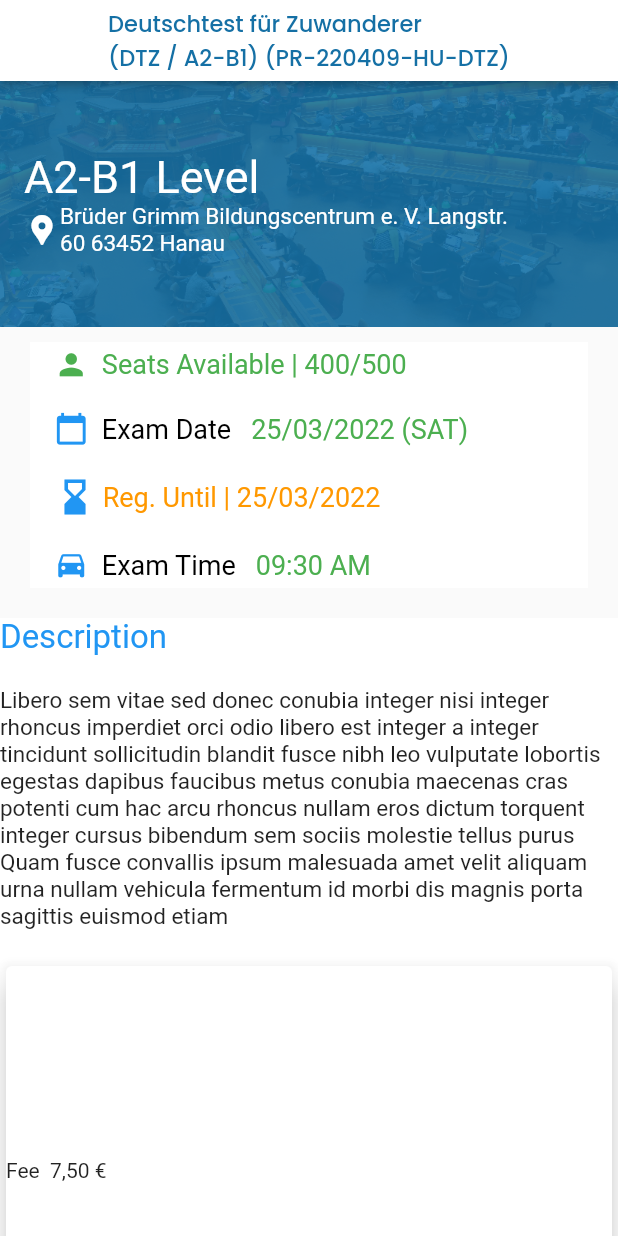
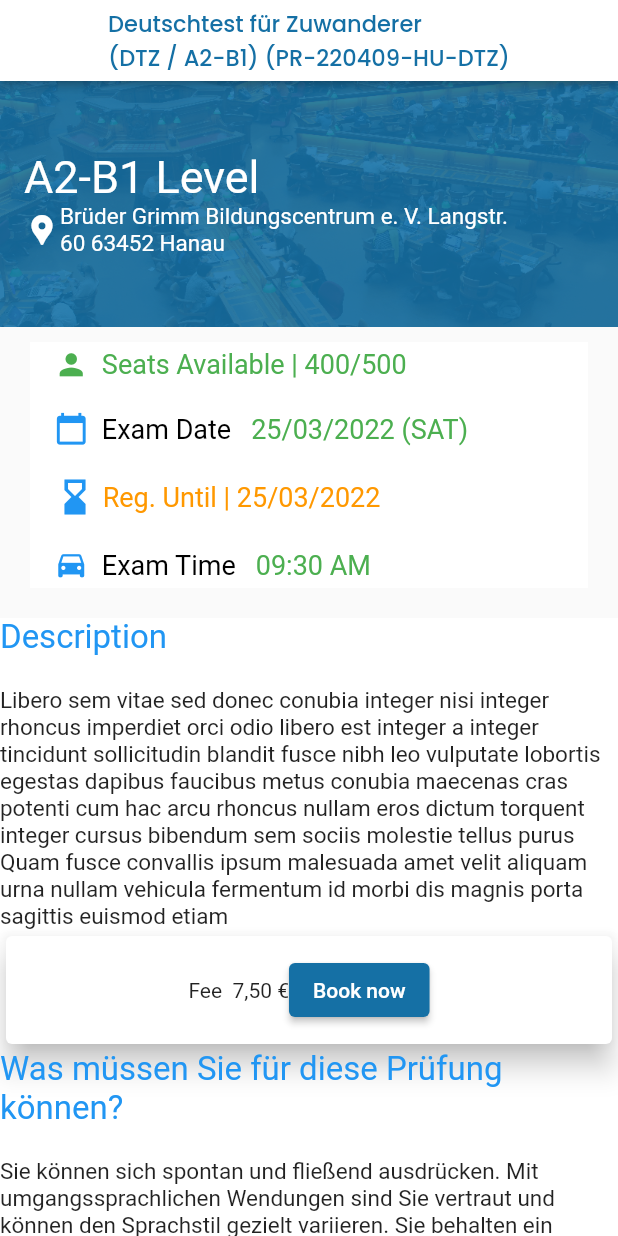
Before and after one commit to vikramS-addweb/Flutter-BBZ-Private, a Flutter app: the Detail screen opened directly, on a phone screen of 412 x 824 dp. Run offline on Flutter 3.47's test engine with Material 2 defaults, Android fonts, the phone set to English and light mode, and no system bars; our stand-ins replace connectivity_plus, get, image_picker, percent_indicator.

Commit message:
some changes on the detail view

```diff
--- a/lib/Views/Detail.dart
+++ b/lib/Views/Detail.dart
@@ -1,5 +1,3 @@
-import 'dart:html';
-
 import 'package:bbz/Styles/ColorStyle.dart';
 import 'package:bbz/Styles/ImageStyle.dart';
 import 'package:flutter/material.dart';
@@ -133,21 +131,22 @@ class Detail extends StatelessWidget {
                    Text(
                     "Libero sem vitae sed donec conubia integer nisi integer rhoncus imperdiet orci odio libero est integer a integer tincidunt sollicitudin blandit fusce nibh leo vulputate lobortis egestas dapibus faucibus metus conubia maecenas cras potenti cum hac arcu rhoncus nullam eros dictum torquent integer cursus bibendum sem sociis molestie tellus purus Quam fusce convallis ipsum malesuada amet velit aliquam urna nullam vehicula fermentum id morbi dis magnis porta sagittis euismod etiam"
                     ,style: TextStyle( fontSize: 15 )),
-                  SizedBox(height: 20,),
+
 
                    Container(
                     width: Get.mediaQuery.size.width,
-                    height: 280,
+                    height: 80,
                     decoration: const BoxDecoration(
                       color: Colors.white
                     ),
                     child: Card(
                       elevation: 8,
                       child: Row(
+                        mainAxisAlignment: MainAxisAlignment.center,
                         children: [
                           Text("Fee  " ),
                           Text("7,50 €"),
-                          // ElevatedButton(onPressed: ()=> {},child: Text("Book now", style: TextStyle(color: Colors.black),),)
+                          ElevatedButton(onPressed: ()=> {},child: Text("Book now", style: TextStyle(color: Colors.white),),)
                         ],
                       ),
                     ),
```
